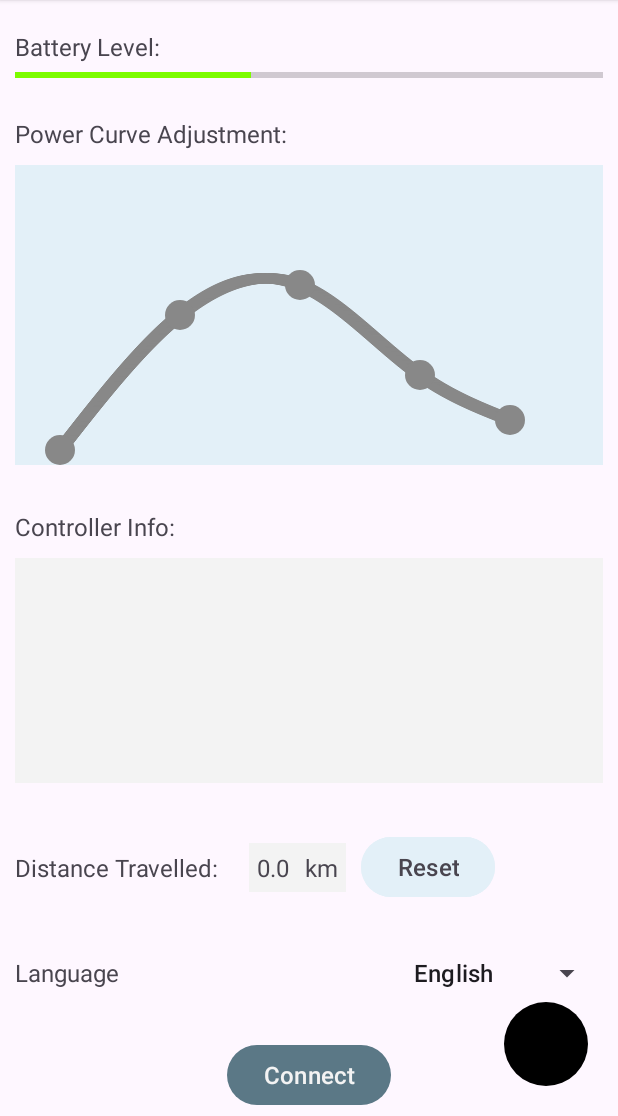
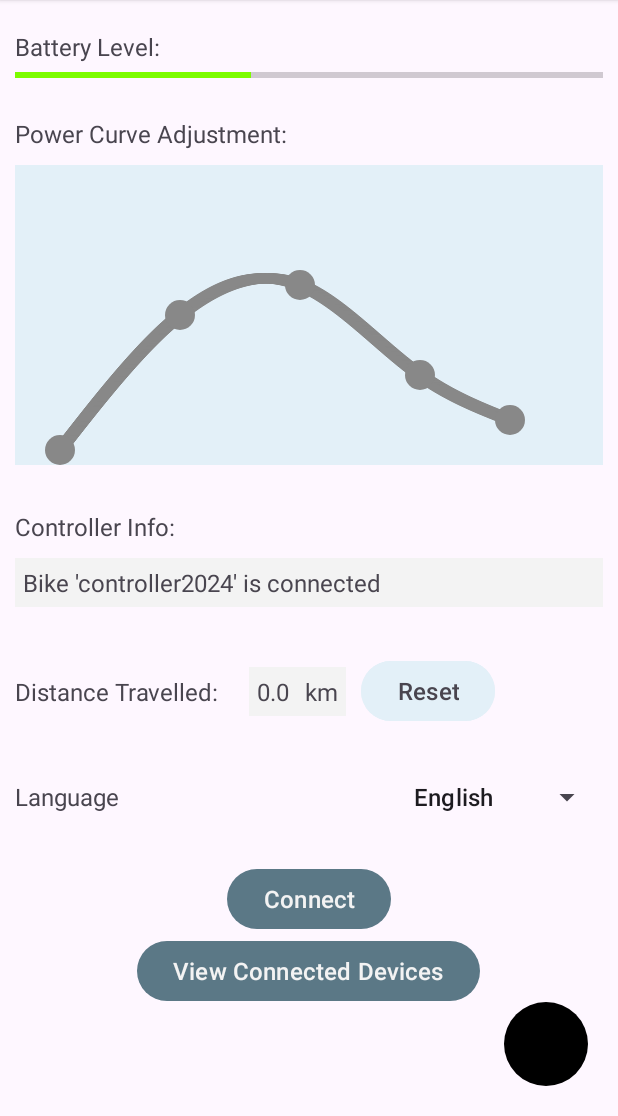
Before and after one commit to h-malm/eburst-temp, an Android app: the SecondFragment screen opened through its navigation route, after a tap on "Reset", on a phone screen of 412 x 824 dp, the part 120-1236 px from its top. Run offline under Robolectric (Android 15) with nearby library versions, the phone set to English and light mode, and no system bars; our stand-ins replace navigation-ui.

Commit message:
Added scrollable to controller info frame

```diff
--- a/E-Burst-temporary/app/src/main/res/layout/fragment_second.xml
+++ b/E-Burst-temporary/app/src/main/res/layout/fragment_second.xml
@@ -126,15 +126,20 @@
             android:textSize="@dimen/small_font_size"
             android:text="@string/controller_info" />
 
+        <ScrollView
+            android:layout_width="match_parent"
+            android:layout_height="match_parent">
             <TextView
                 android:id="@+id/textView8"
                 android:textSize="@dimen/small_font_size"
                 style="@style/MyTextView"
                 android:layout_width="match_parent"
-            android:layout_height="150dp"
+                android:layout_height="match_parent"
                 android:layout_margin="@dimen/fab_margin"
+                android:maxHeight="100dp"
                 android:padding="5dp"
-            android:text="" />
+                android:text="Bike 'controller2024' is connected" />
+        </ScrollView>
 
         <LinearLayout
             android:layout_width="wrap_content"
```
Lines whose indentation alone changed are shown as unchanged.
